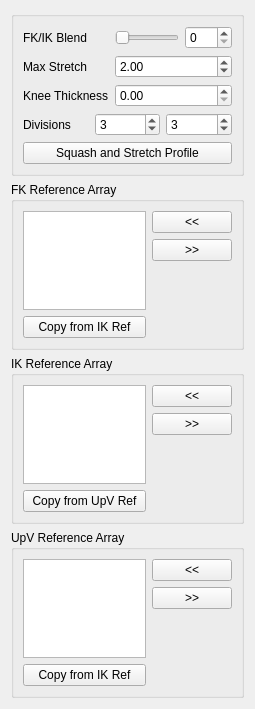
The window that scripts/mgear/maya/shifter/component/leg_ms_2jnt_01/settingsUI.ui (mgear-dev/mgear_dist) describes before a commit, drawn with Qt 5.
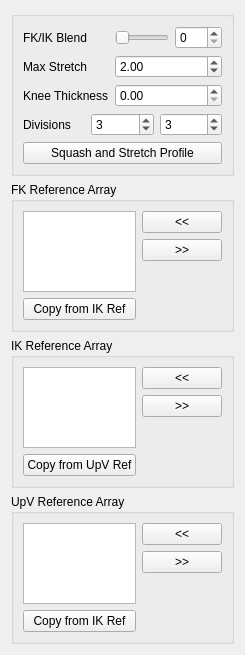
The same window after the commit.

The edit to the form file:
```diff
--- a/scripts/mgear/maya/shifter/component/leg_ms_2jnt_01/settingsUI.ui
+++ b/scripts/mgear/maya/shifter/component/leg_ms_2jnt_01/settingsUI.ui
@@ -6,8 +6,8 @@
    <rect>
     <x>0</x>
     <y>0</y>
-    <width>255</width>
-    <height>709</height>
+    <width>234</width>
+    <height>655</height>
    </rect>
   </property>
   <property name="windowTitle">
```
Left out of the diff: 4 changed lines with no effect on the pictures.
